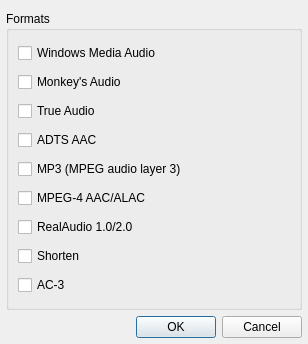
ksv1986/qmmp-staging, file src/plugins/Input/ffmpeg/settingsdialog.ui: the form before one commit.
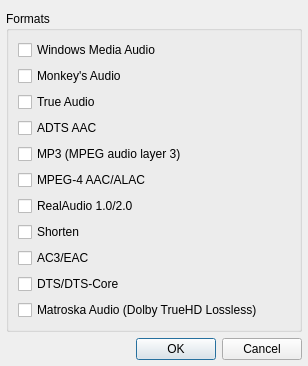
The form after the commit.

Commit message: EAC3, DTS, and Dolby TrueHD support (patch by Makis Kalofolias)

```diff
--- a/src/plugins/Input/ffmpeg/settingsdialog.ui
+++ b/src/plugins/Input/ffmpeg/settingsdialog.ui
@@ -114,7 +114,21 @@
       <item>
        <widget class="QCheckBox" name="ac3CheckBox">
         <property name="text">
-         <string>AC-3</string>
+         <string>AC3/EAC</string>
+        </property>
+       </widget>
+      </item>
+      <item>
+       <widget class="QCheckBox" name="dtsCheckBox">
+        <property name="text">
+         <string>DTS/DTS-Core</string>
+        </property>
+       </widget>
+      </item>
+      <item>
+       <widget class="QCheckBox" name="mkaCheckBox">
+        <property name="text">
+         <string>Matroska Audio (Dolby TrueHD Lossless)</string>
         </property>
        </widget>
       </item>
```
The commit also changes 20 other files.
